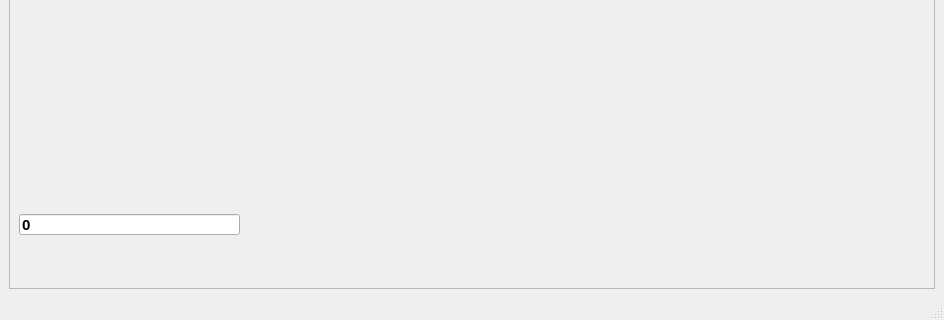
The window that ui/main_window.ui (Room1104/qtgui) describes before a commit, drawn with Qt 5; both pictures show x 0 to 944 and y 384 to 704 of the 944 by 704 pixel window.
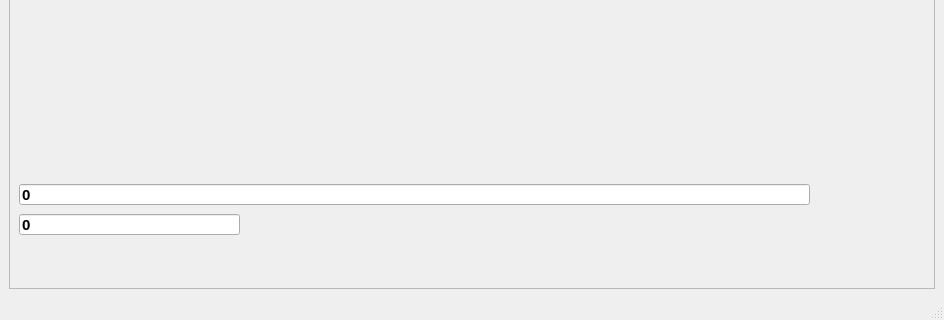
The same window after the commit. Icons and pictures are not drawn.

Diff of the .ui file:
```diff
--- a/ui/main_window.ui
+++ b/ui/main_window.ui
@@ -256,6 +256,26 @@
         <string>0</string>
        </property>
       </widget>
+      <widget class="QLineEdit" name="log">
+       <property name="geometry">
+        <rect>
+         <x>10</x>
+         <y>540</y>
+         <width>791</width>
+         <height>21</height>
+        </rect>
+       </property>
+       <property name="font">
+        <font>
+         <pointsize>11</pointsize>
+         <weight>75</weight>
+         <bold>true</bold>
+        </font>
+       </property>
+       <property name="text">
+        <string>0</string>
+       </property>
+      </widget>
      </widget>
     </item>
    </layout>
```
